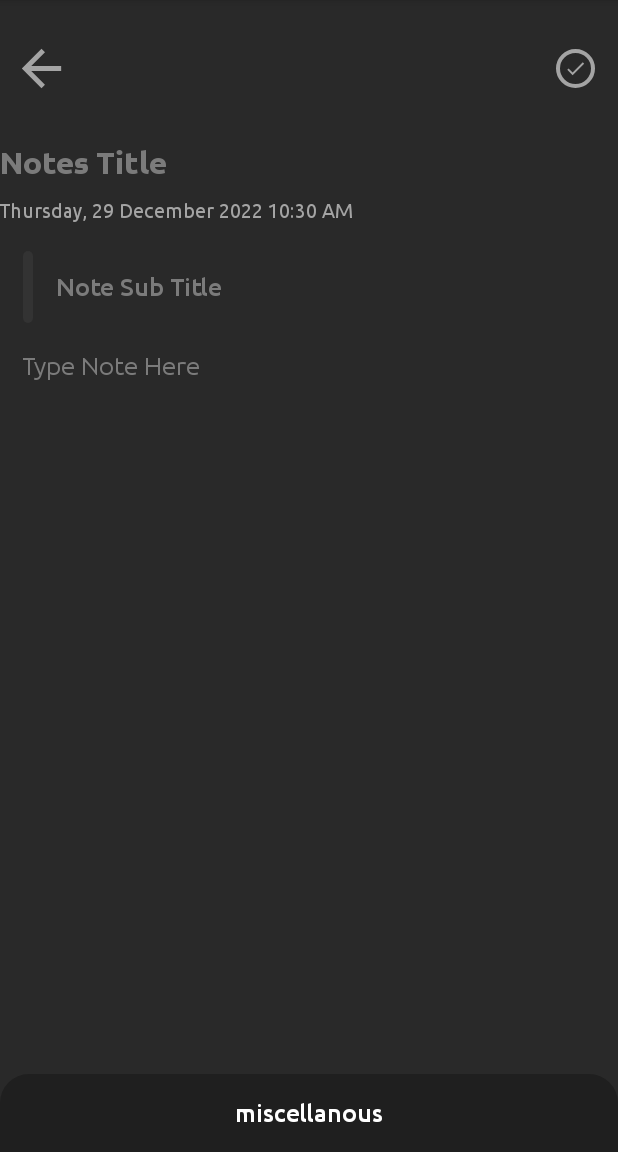
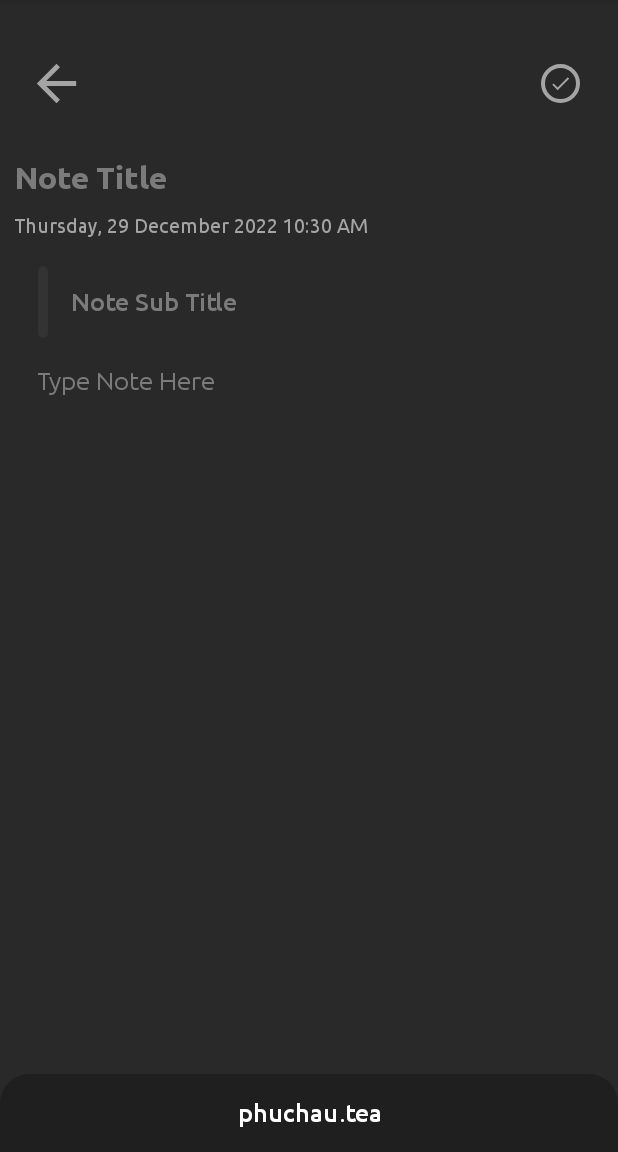
Before and after one commit to phuchautea/ToDoList, an Android app: the CreateNoteActivity screen opened directly, with no data from a screen before it, on a phone screen of 412 x 824 dp, the part 84-1236 px from its top. Run offline under Robolectric (Android 15) with nearby library versions, the phone set to English and light mode, and no system bars; our stand-ins replace sdp/ssp sizes.

Commit message:
Fix Layout Create Note

```diff
--- a/app/src/main/java/com/example/todolist/activities/CreateNoteActivity.java
+++ b/app/src/main/java/com/example/todolist/activities/CreateNoteActivity.java
@@ -31,6 +31,7 @@ import android.view.ViewGroup;
 import android.widget.EditText;
 import android.widget.ImageView;
 import android.widget.LinearLayout;
+import android.widget.ScrollView;
 import android.widget.TextView;
 import android.widget.Toast;
 
@@ -57,7 +58,7 @@ public class  CreateNoteActivity extends AppCompatActivity {
     private String selectedImagePath;
 
 
-    private static final int REQUEST_CODE_STORAGE_PERMISSION =1;
+    private static final int REQUEST_CODE_STORAGE_PERMISSION = 1;
     private static final int REQUEST_CODE_SELECT_IMAGE = 2;
 
     private AlertDialog dialogAddURL;
@@ -90,7 +91,6 @@ public class  CreateNoteActivity extends AppCompatActivity {
         imageNote = findViewById(R.id.imageNote);
         textWebURL = findViewById(R.id.textWebURL);
         layoutWebURL = findViewById(R.id.layoutWebURL);
-
         textDateTime.setText(
                 new SimpleDateFormat("EEEE, dd MMMM yyyy HH:mm a", Locale.getDefault())
                         .format(new Date())
@@ -170,7 +170,7 @@ public class  CreateNoteActivity extends AppCompatActivity {
 
     private void saveNote(){
         if(inputNoteTitle.getText().toString().trim().isEmpty()){
-            Toast.makeText(this,"Note title cant' t be empty!", Toast.LENGTH_SHORT).show();
+            Toast.makeText(this,"Tiêu đề không được để trống!!!", Toast.LENGTH_SHORT).show();
             return;
         }else if(inputNoteSubTitle.getText().toString().trim().isEmpty()
                 && inputNoteText.getText().toString().trim().isEmpty()){
--- a/app/src/main/res/layout/activity_create_note.xml
+++ b/app/src/main/res/layout/activity_create_note.xml
@@ -1,4 +1,5 @@
 <?xml version="1.0" encoding="utf-8"?>
+
 <androidx.coordinatorlayout.widget.CoordinatorLayout xmlns:android="http://schemas.android.com/apk/res/android"
     xmlns:app="http://schemas.android.com/apk/res-auto"
     xmlns:tools="http://schemas.android.com/tools"
@@ -19,6 +20,7 @@
         app:layout_constraintTop_toTopOf="parent">
 
         <androidx.constraintlayout.widget.ConstraintLayout
+            android:padding="10dp"
             android:layout_width="match_parent"
             android:layout_height="wrap_content"
             android:animateLayoutChanges="true">
@@ -57,7 +59,7 @@
                 android:layout_marginTop="@dimen/_15sdp"
                 android:background="@null"
                 android:fontFamily="@font/ubuntu_bold"
-                android:hint="Notes Title"
+                android:hint="Note Title"
                 android:imeOptions="actionDone"
                 android:importantForAutofill="no"
                 android:includeFontPadding="false"
@@ -172,6 +174,7 @@
             </LinearLayout>
 
     <EditText
+        android:windowSoftInputMode="adjustResize"
         android:id="@+id/inputNote"
         android:layout_width="match_parent"
         android:layout_height="wrap_content"
@@ -192,7 +195,6 @@
         android:textSize="@dimen/_13ssp"
         app:layout_constraintBottom_toBottomOf="parent"
         app:layout_constraintTop_toBottomOf="@id/layoutWebURL" />
-
         </androidx.constraintlayout.widget.ConstraintLayout>
 
     </ScrollView>
--- a/app/src/main/res/layout/activity_main.xml
+++ b/app/src/main/res/layout/activity_main.xml
@@ -109,6 +109,7 @@
     </LinearLayout>
 
     <ImageView
+        android:layout_margin="8dp"
         android:id="@+id/imageAddNoteMain"
         android:layout_width="@dimen/_40sdp"
         android:layout_height="@dimen/_40sdp"
--- a/app/src/main/res/layout/layout_miscellaneous.xml
+++ b/app/src/main/res/layout/layout_miscellaneous.xml
@@ -17,7 +17,7 @@
         android:fontFamily="@font/ubuntu_medium"
         android:gravity="center"
         android:includeFontPadding="false"
-        android:text="@string/miscellanous"
+        android:text="@string/phuchau.tea"
         android:textColor="@color/white"
         android:textSize="@dimen/_13ssp"/>
 
--- a/app/src/main/res/values/strings.xml
+++ b/app/src/main/res/values/strings.xml
@@ -4,7 +4,7 @@
     <string name="search_note">Search Note</string>
     <string name="note_sub_title">Note Sub Title</string>
     <string name="type_note_here">Type Note Here</string>
-    <string name="miscellanous">miscellanous</string>
+    <string name="phuchau.tea">phuchau.tea</string>
     <string name="pick_color">pick_color</string>
     <string name="add_image">Add Image</string>
     <string name="add_url">Add Url</string>
```
Lines whose indentation alone changed are shown as unchanged.
